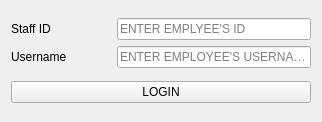
Above: login/login.ui from Anmol-A-jain/Dyner before the change. Below: the same form after it.
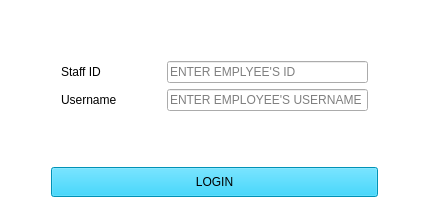
That is the form after the change.

```diff
--- a/login/login.ui
+++ b/login/login.ui
@@ -6,16 +6,35 @@
    <rect>
     <x>0</x>
     <y>0</y>
-    <width>322</width>
-    <height>122</height>
+    <width>429</width>
+    <height>206</height>
    </rect>
   </property>
   <property name="windowTitle">
    <string>LOGIN FORM</string>
   </property>
+  <property name="styleSheet">
+   <string notr="true">#login
+{
+	background-color: rgb(255, 255, 255);
+}</string>
+  </property>
   <layout class="QVBoxLayout" name="verticalLayout">
    <item>
+    <widget class="QWidget" name="" native="true">
     <layout class="QGridLayout" name="gridLayout_2">
+      <property name="leftMargin">
+       <number>50</number>
+      </property>
+      <property name="topMargin">
+       <number>50</number>
+      </property>
+      <property name="rightMargin">
+       <number>50</number>
+      </property>
+      <property name="bottomMargin">
+       <number>50</number>
+      </property>
      <item row="0" column="0">
       <widget class="QLabel" name="label_3">
        <property name="minimumSize">
@@ -75,13 +94,64 @@
       </widget>
      </item>
     </layout>
+    </widget>
+   </item>
+   <item>
+    <layout class="QHBoxLayout" name="horizontalLayout">
+     <property name="topMargin">
+      <number>0</number>
+     </property>
+     <item>
+      <spacer name="horizontalSpacer">
+       <property name="orientation">
+        <enum>Qt::Horizontal</enum>
+       </property>
+       <property name="sizeType">
+        <enum>QSizePolicy::Preferred</enum>
+       </property>
+       <property name="sizeHint" stdset="0">
+        <size>
+         <width>40</width>
+         <height>20</height>
+        </size>
+       </property>
+      </spacer>
    </item>
    <item>
     <widget class="QPushButton" name="btnlogin">
+       <property name="minimumSize">
+        <size>
+         <width>240</width>
+         <height>30</height>
+        </size>
+       </property>
+       <property name="styleSheet">
+        <string notr="true">background-color: #00CCFF;
+border-radious:10px;
+color: rgb(0, 0, 0);</string>
+       </property>
      <property name="text">
       <string>LOGIN</string>
      </property>
     </widget>
+     </item>
+     <item>
+      <spacer name="horizontalSpacer_2">
+       <property name="orientation">
+        <enum>Qt::Horizontal</enum>
+       </property>
+       <property name="sizeType">
+        <enum>QSizePolicy::Preferred</enum>
+       </property>
+       <property name="sizeHint" stdset="0">
+        <size>
+         <width>40</width>
+         <height>20</height>
+        </size>
+       </property>
+      </spacer>
+     </item>
+    </layout>
    </item>
   </layout>
  </widget>
```
Lines whose indentation alone changed are shown as unchanged.
